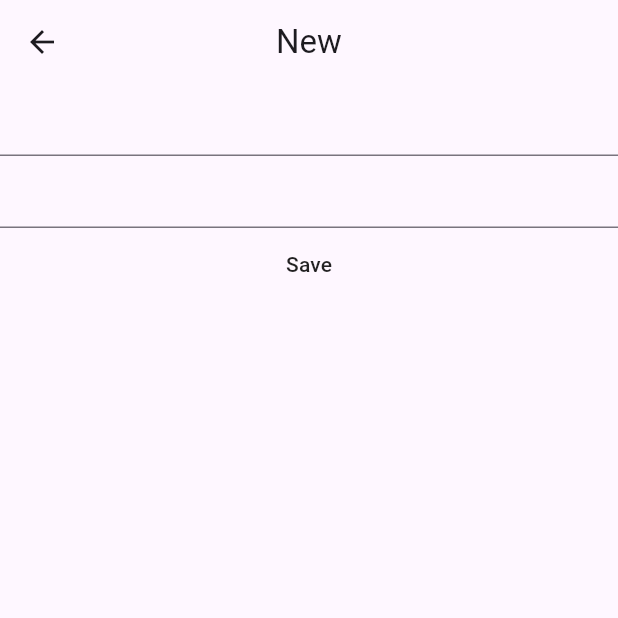
After one commit to GusarovFG/PixelToDo, a Flutter app: the DetailScreen screen opened directly, on a phone screen of 412 x 824 dp, the top half of it. The commit adds this screen. Run offline on Flutter 3.47's test engine with Material 3 defaults, Android fonts, the phone set to English and light mode, and no system bars.

Commit message:
feat: Добавлен экран добавления новой заметки

```diff
--- /dev/null
+++ b/lib/presentation/detail_screen/detail_screen.dart
@@ -0,0 +1,39 @@
+import 'package:flutter/material.dart';
+
+class DetailScreen extends StatefulWidget {
+  const DetailScreen({super.key});
+
+  @override
+  State<DetailScreen> createState() => _DetailScreenState();
+}
+
+class _DetailScreenState extends State<DetailScreen> {
+  final TextEditingController titleController = TextEditingController();
+  final TextEditingController descriptionController = TextEditingController();
+
+  @override
+  Widget build(BuildContext context) {
+    return Scaffold(
+      appBar: AppBar(
+        title: const Text('New'),
+        centerTitle: true,
+      ),
+      body: Column(
+        children: [
+          TextField(
+            controller: titleController,
+          ),
+          TextField(
+            controller: descriptionController,
+          ),
+          MaterialButton(
+            onPressed: () {
+              Navigator.pop(context);
+            },
+            child: const Text('Save'),
+          )
+        ],
+      ),
+    );
+  }
+}
```
Also changed, not shown: lib/presentation/mainScreen/mainScreen.dart (+8 -2 lines).
